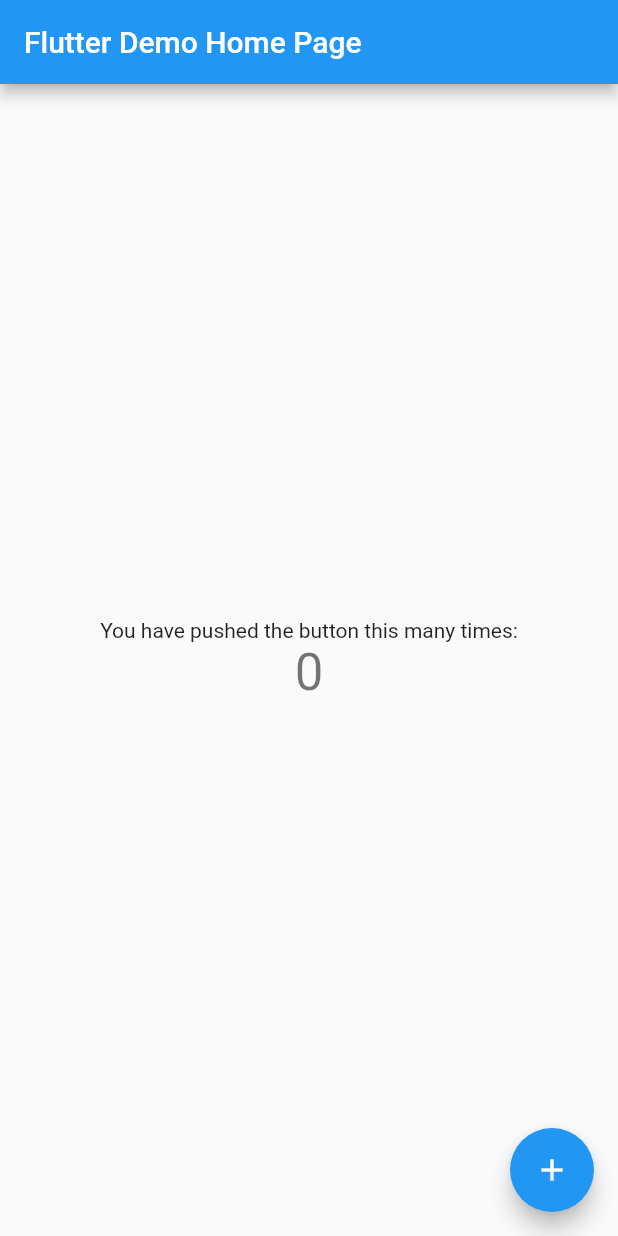
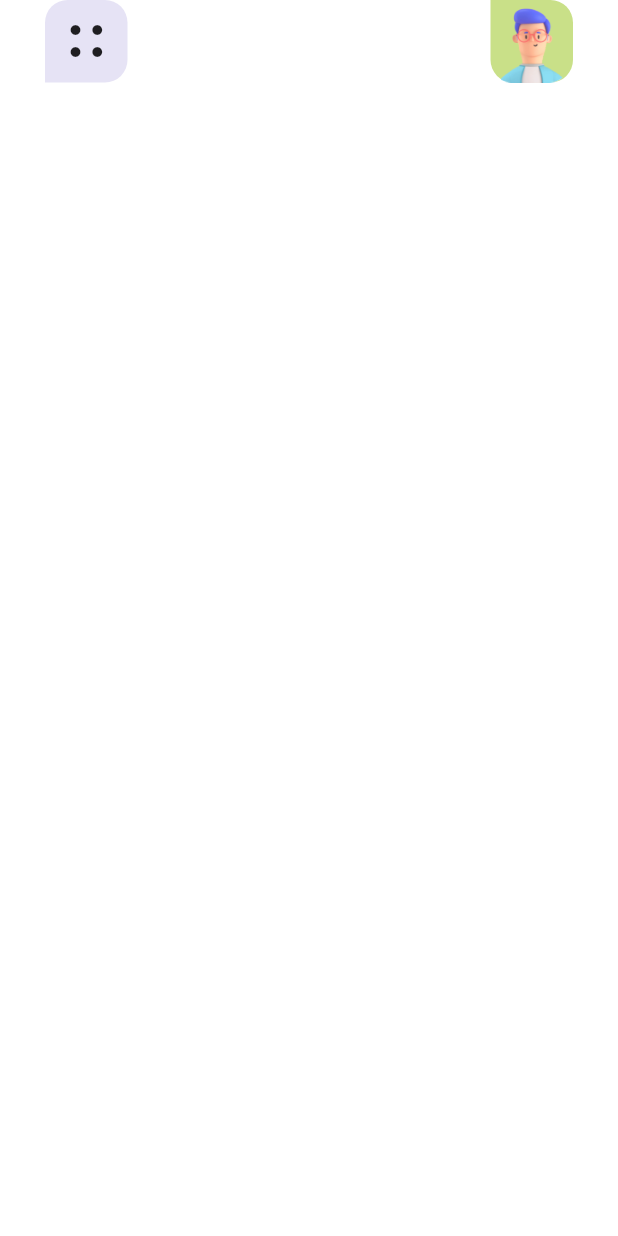
Before and after one commit to hipsterreed/portfolio, a Flutter app: the screen it shows after launch, on a phone screen of 412 x 824 dp. Run offline on Flutter 3.47's test engine with Material 2 defaults, Android fonts, the phone set to English and light mode, and no system bars.

Commit message:
Created header with two buttons for game streaming app

```diff
--- a/lib/main.dart
+++ b/lib/main.dart
@@ -1,117 +1,49 @@
 import 'package:flutter/material.dart';
+import 'package:flutter/services.dart';
+import 'package:project_portfolio/pages/dribbble_implementations/game_streaming_app/game_streaming_app_page.dart';
+
+const MaterialColor WHITE = const MaterialColor(
+  0xFFFFFFFF,
+  const <int, Color>{
+    50: Colors.white,
+    100: Colors.white,
+    200: Colors.white,
+    300: Colors.white,
+    400: Colors.white,
+    500: Colors.white,
+    600: Colors.white,
+    700: Colors.white,
+    800: Colors.white,
+    900: Colors.white,
+  },
+);
 
 void main() {
+  SystemChrome.setSystemUIOverlayStyle(SystemUiOverlayStyle(
+    statusBarColor: Colors.white, //or set color with: Color(0xFF0000FF)
+  ));
   runApp(MyApp());
 }
 
 class MyApp extends StatelessWidget {
-  // This widget is the root of your application.
   @override
   Widget build(BuildContext context) {
     return MaterialApp(
-      title: 'Flutter Demo',
-      theme: ThemeData(
-        // This is the theme of your application.
-        //
-        // Try running your application with "flutter run". You'll see the
-        // application has a blue toolbar. Then, without quitting the app, try
-        // changing the primarySwatch below to Colors.green and then invoke
-        // "hot reload" (press "r" in the console where you ran "flutter run",
-        // or simply save your changes to "hot reload" in a Flutter IDE).
-        // Notice that the counter didn't reset back to zero; the application
-        // is not restarted.
-        primarySwatch: Colors.blue,
-        // This makes the visual density adapt to the platform that you run
-        // the app on. For desktop platforms, the controls will be smaller and
-        // closer together (more dense) than on mobile platforms.
-        visualDensity: VisualDensity.adaptivePlatformDensity,
-      ),
-      home: MyHomePage(title: 'Flutter Demo Home Page'),
+      home: MyHomePage(),
     );
   }
 }
 
 class MyHomePage extends StatefulWidget {
-  MyHomePage({Key key, this.title}) : super(key: key);
-
-  // This widget is the home page of your application. It is stateful, meaning
-  // that it has a State object (defined below) that contains fields that affect
-  // how it looks.
-
-  // This class is the configuration for the state. It holds the values (in this
-  // case the title) provided by the parent (in this case the App widget) and
-  // used by the build method of the State. Fields in a Widget subclass are
-  // always marked "final".
-
-  final String title;
+  MyHomePage({Key key}) : super(key: key);
 
   @override
   _MyHomePageState createState() => _MyHomePageState();
 }
 
 class _MyHomePageState extends State<MyHomePage> {
-  int _counter = 0;
-
-  void _incrementCounter() {
-    setState(() {
-      // This call to setState tells the Flutter framework that something has
-      // changed in this State, which causes it to rerun the build method below
-      // so that the display can reflect the updated values. If we changed
-      // _counter without calling setState(), then the build method would not be
-      // called again, and so nothing would appear to happen.
-      _counter++;
-    });
-  }
-
   @override
   Widget build(BuildContext context) {
-    // This method is rerun every time setState is called, for instance as done
-    // by the _incrementCounter method above.
-    //
-    // The Flutter framework has been optimized to make rerunning build methods
-    // fast, so that you can just rebuild anything that needs updating rather
-    // than having to individually change instances of widgets.
-    return Scaffold(
-      appBar: AppBar(
-        // Here we take the value from the MyHomePage object that was created by
-        // the App.build method, and use it to set our appbar title.
-        title: Text(widget.title),
-      ),
-      body: Center(
-        // Center is a layout widget. It takes a single child and positions it
-        // in the middle of the parent.
-        child: Column(
-          // Column is also a layout widget. It takes a list of children and
-          // arranges them vertically. By default, it sizes itself to fit its
-          // children horizontally, and tries to be as tall as its parent.
-          //
-          // Invoke "debug painting" (press "p" in the console, choose the
-          // "Toggle Debug Paint" action from the Flutter Inspector in Android
-          // Studio, or the "Toggle Debug Paint" command in Visual Studio Code)
-          // to see the wireframe for each widget.
-          //
-          // Column has various properties to control how it sizes itself and
-          // how it positions its children. Here we use mainAxisAlignment to
-          // center the children vertically; the main axis here is the vertical
-          // axis because Columns are vertical (the cross axis would be
-          // horizontal).
-          mainAxisAlignment: MainAxisAlignment.center,
-          children: <Widget>[
-            Text(
-              'You have pushed the button this many times:',
-            ),
-            Text(
-              '$_counter',
-              style: Theme.of(context).textTheme.headline4,
-            ),
-          ],
-        ),
-      ),
-      floatingActionButton: FloatingActionButton(
-        onPressed: _incrementCounter,
-        tooltip: 'Increment',
-        child: Icon(Icons.add),
-      ), // This trailing comma makes auto-formatting nicer for build methods.
-    );
+    return GameStreamingApp();
   }
 }
--- /dev/null
+++ b/lib/pages/dribbble_implementations/game_streaming_app/game_streaming_app_page.dart
@@ -0,0 +1,73 @@
+import 'package:flutter/material.dart';
+
+class GameStreamingApp extends StatefulWidget {
+  GameStreamingApp({Key key}) : super(key: key);
+
+  @override
+  _GameStreamingAppState createState() => _GameStreamingAppState();
+}
+
+class _GameStreamingAppState extends State<GameStreamingApp> {
+  @override
+  Widget build(BuildContext context) {
+    return SafeArea(
+      child: Scaffold(
+        backgroundColor: Colors.white,
+        body: Padding(
+          padding: const EdgeInsets.symmetric(horizontal: 30.0),
+          child: Column(children: [
+            _buildHeaderBar(),
+          ]),
+        ),
+      ),
+    );
+  }
+
+  Widget _buildHeaderBar() {
+    double containerSize = 55.0;
+
+    return Row(
+      children: [
+        _buildLeadingHeaderButton(containerSize),
+        Spacer(),
+        _buildTrailingHeaderButton(containerSize),
+      ],
+    );
+  }
+
+  Widget _buildLeadingHeaderButton(double containerSize) {
+    double containerPadding = 13.0;
+    double circleIconSize = 8.0;
+    Radius borderRadius = Radius.circular(15.0);
+    return InkWell(
+      child: Container(
+        width: containerSize,
+        height: containerSize,
+        padding: EdgeInsets.all(containerPadding),
+        decoration: BoxDecoration(
+          color: const Color(0xffe6e3f5),
+          borderRadius: BorderRadius.only(topLeft: borderRadius, topRight: borderRadius, bottomRight: borderRadius),
+        ),
+        child: GridView.count(
+          crossAxisCount: 2,
+          children: List.generate(4, (index) => Icon(Icons.circle, size: circleIconSize)),
+        ),
+      ),
+    );
+  }
+
+  Widget _buildTrailingHeaderButton(double containerSize) {
+    Radius borderRadius = Radius.circular(15.0);
+    return InkWell(
+      child: Container(
+          width: containerSize,
+          height: containerSize,
+          decoration: BoxDecoration(
+            color: const Color(0xffc9e088),
+            borderRadius:
+                BorderRadius.only(bottomLeft: borderRadius, topRight: borderRadius, bottomRight: borderRadius),
+          ),
+          child: Image(image: AssetImage('assets/images/dribbble_game_streaming_app.png'))),
+    );
+  }
+}
--- a/pubspec.yaml
+++ b/pubspec.yaml
@@ -45,9 +45,8 @@ flutter:
   uses-material-design: true
 
   # To add assets to your application, add an assets section, like this:
-  # assets:
-  #   - images/a_dot_burr.jpeg
-  #   - images/a_dot_ham.jpeg
+  assets:
+    - assets/images/
 
   # An image asset can refer to one or more resolution-specific "variants", see
   # https://flutter.dev/assets-and-images/#resolution-aware.
```
Also changed, not shown: assets/images/dribbble_game_streaming_app.png (added).
